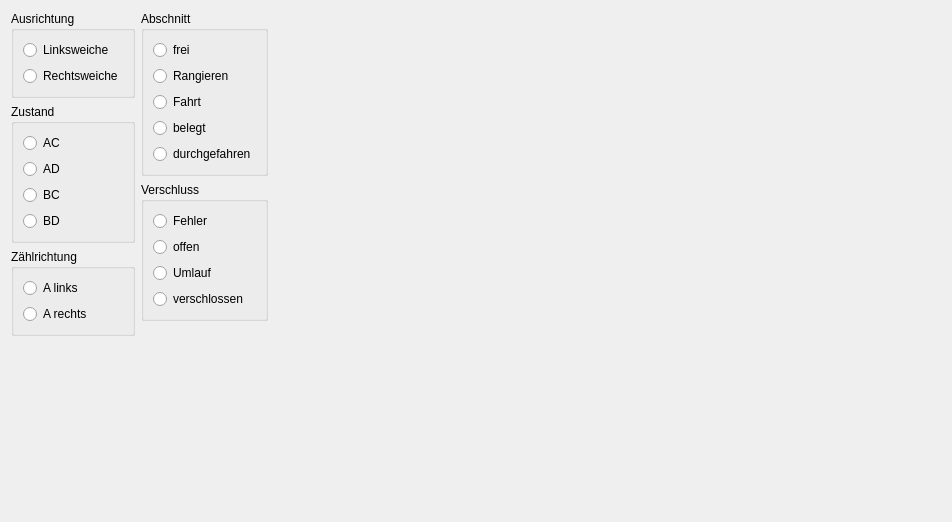
Before: the Qt Designer form MRW-WidgetStudy/doublecrossswitchstudy.ui in stmork/mrw-track-control-ng, drawn with Qt 5.
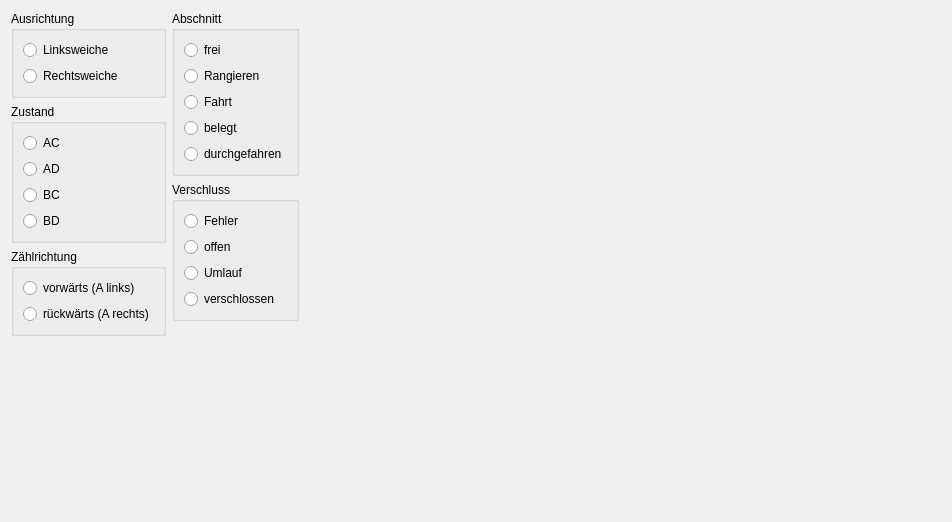
After: the same form once the commit is applied. Custom widgets are drawn as their Qt base class.

Patch:
```diff
--- a/MRW-WidgetStudy/doublecrossswitchstudy.ui
+++ b/MRW-WidgetStudy/doublecrossswitchstudy.ui
@@ -82,17 +82,17 @@
         <string>Zählrichtung</string>
        </property>
        <layout class="QVBoxLayout" name="verticalLayout_3">
-        <item>
-         <widget class="QRadioButton" name="backwardButton">
-          <property name="text">
-           <string>A links</string>
-          </property>
-         </widget>
-        </item>
         <item>
          <widget class="QRadioButton" name="forwardButton">
           <property name="text">
-           <string>A rechts</string>
+           <string>vorwärts (A links)</string>
+          </property>
+         </widget>
+        </item>
+        <item>
+         <widget class="QRadioButton" name="backwardButton">
+          <property name="text">
+           <string>rückwärts (A rechts)</string>
           </property>
          </widget>
         </item>
```
Left out of the diff: 2 changed lines with no effect on the pictures.
